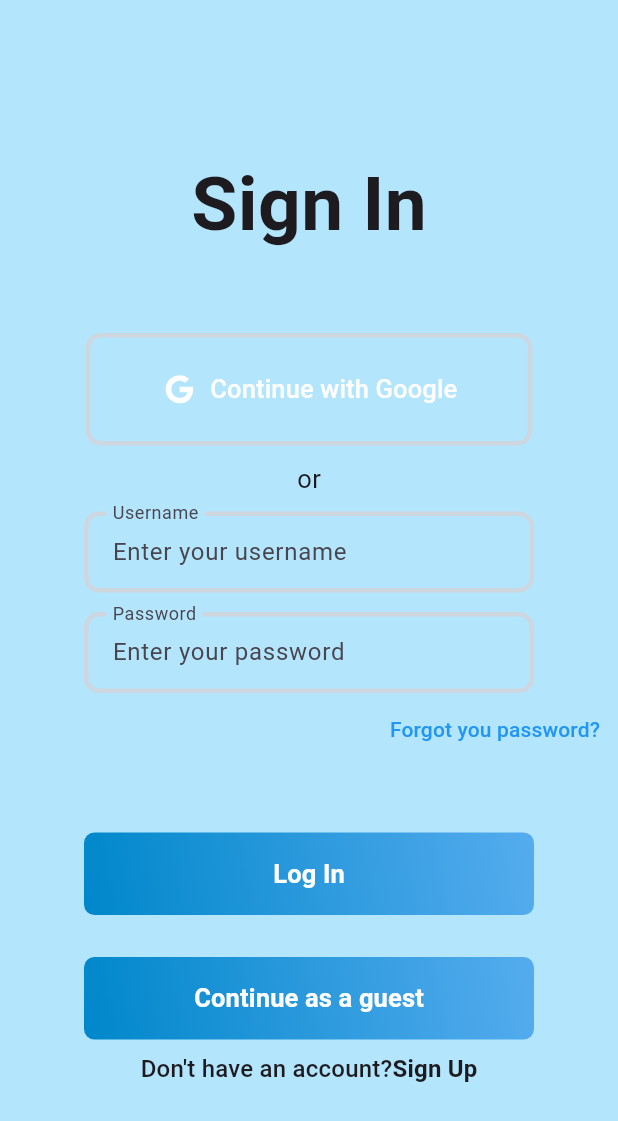
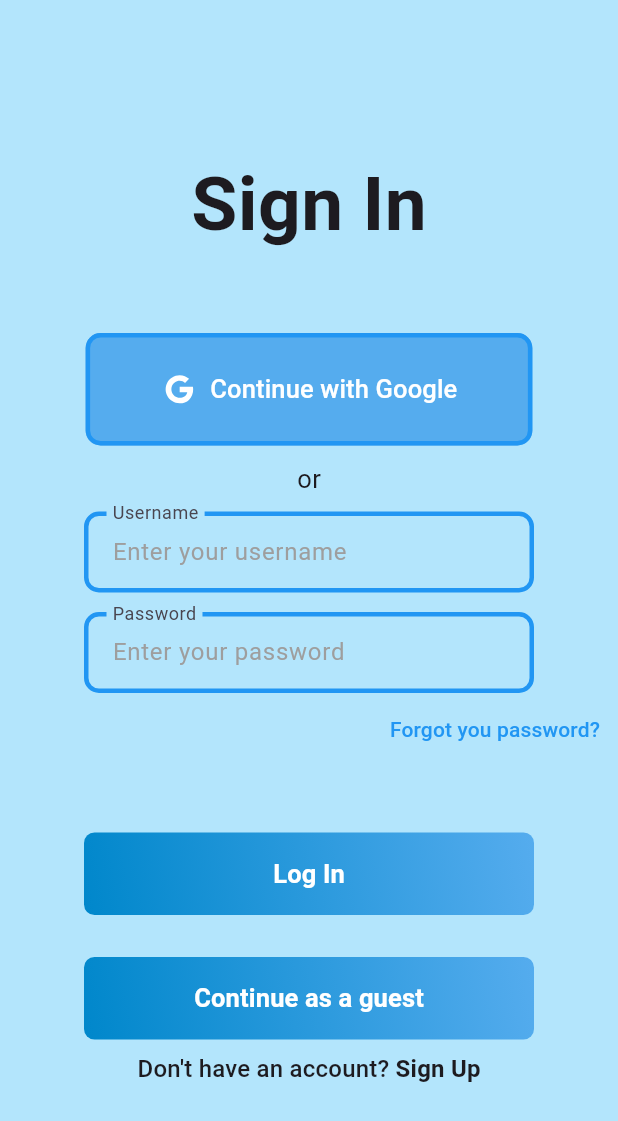
Before and after one commit to Pebber07/CalmWaves, a Flutter app: the screen it shows after launch, after a tap on "Already a member?", on a phone screen of 412 x 824 dp. Shown: the top 1121 px of the screen. Run offline on Flutter 3.47's test engine with Material 3 defaults, Android fonts, the light colour scheme and no system bars; our stand-ins replace awesome_notifications, cloud_firestore, connectivity_plus, dash_chat_2, firebase_auth, firebase_core and 9 more; missing offline and left inert: chat_gpt_sdk, dart:ffi, workmanager; accounts and stored records are empty; generated files the repository leaves out were written again.

Commit message:
UI fixes till login.

```diff
--- a/lib/l10n/app_hu.arb
+++ b/lib/l10n/app_hu.arb
@@ -125,9 +125,9 @@
   "welcome": "Köszöntelek",
   "introduce": "Mutasd be magad",
   "managingStress": "Stresszekezlés",
-  "trackingProgress": "Fejlődés nyomonkövetés",
+  "trackingProgress": "Mentális fejlődés",
   "receiveSupport": "Segítség nyújtás",
-  "relax": "Relax",
+  "relax": "Relaxálj",
   "monitorMentalHealth": "Tartsd kézben a mentálihigiénéd",
   "connectOurcaring": "Tapasztald meg a törődésünk",
   "googleError": "Hiba a Google-s bejelentkezés során",
--- a/lib/pages/login_screen.dart
+++ b/lib/pages/login_screen.dart
@@ -317,7 +317,7 @@ class _LoginScreenState extends State<LoginScreen> {
                 },
                 child: RichText(
                   text: TextSpan(
-                    text: AppLocalizations.of(context)!.dontHaveAnAccount,
+                    text: "${AppLocalizations.of(context)!.dontHaveAnAccount} ",
                     style: Theme.of(context).textTheme.titleMedium,
                     children: [
                       TextSpan(
--- a/lib/pages/starter_screen.dart
+++ b/lib/pages/starter_screen.dart
@@ -1,4 +1,6 @@
 import 'package:calmwaves_app/pages/login_screen.dart';
+import 'package:calmwaves_app/pages/register_screen.dart';
+import 'package:calmwaves_app/pages/welcome_screen.dart';
 import 'package:calmwaves_app/widgets/gradient_button.dart';
 import 'package:flutter/material.dart';
 import 'package:flutter_gen/gen_l10n/app_localizations.dart';
@@ -27,43 +29,42 @@ class StarterScreen extends StatelessWidget {
                 height: 20,
               ),
               Text(
-                AppLocalizations.of(context)!.securelyManage),
+                  textAlign: TextAlign.center,
+                  AppLocalizations.of(context)!.securelyManage),
               const SizedBox(
                 height: 15,
               ),
               Image.asset(
-                'assets/images/joga_picture.png',
+                // 'assets/images/joga_picture.png',
+                'assets/images/good_wave.png',
                 width: 300,
                 height: 300,
               ),
               const SizedBox(
-                height: 40,
+                height: 45,
               ),
               GradientButton(
                 buttonMargin: 20,
                 text: AppLocalizations.of(context)!.getStarted,
-                onPressed: () {},
-              ),
-              const SizedBox(
-                height: 20,
+                onPressed: () {
+                  Navigator.push(context, WelcomeScreen.route());
+                },
               ),
               Row(
                 children: [
                   GestureDetector(
                     onTap: () {
-                      Navigator.push(context, LoginScreen.route());
+                      Navigator.push(context, RegisterScreen.route());
                     },
                     child: Padding(
                       padding: const EdgeInsets.only(left: 45),
                       child: RichText(
                         text: TextSpan(
-                          text: AppLocalizations.of(context)!.alreadyAMember,
-                          style: Theme.of(context)
-                              .textTheme
-                              .titleMedium
-                              ?.copyWith(
-                                fontWeight: FontWeight.bold,
-                              ),
+                          text: AppLocalizations.of(context)!.register,
+                          style:
+                              Theme.of(context).textTheme.titleMedium?.copyWith(
+                                    fontWeight: FontWeight.bold,
+                                  ),
                         ),
                       ),
                     ),
@@ -76,13 +77,11 @@ class StarterScreen extends StatelessWidget {
                       padding: const EdgeInsets.only(left: 65),
                       child: RichText(
                         text: TextSpan(
-                          text: AppLocalizations.of(context)!.register,
-                          style: Theme.of(context)
-                              .textTheme
-                              .titleMedium
-                              ?.copyWith(
-                                fontWeight: FontWeight.bold,
-                              ),
+                          text: AppLocalizations.of(context)!.alreadyAMember,
+                          style:
+                              Theme.of(context).textTheme.titleMedium?.copyWith(
+                                    fontWeight: FontWeight.bold,
+                                  ),
                         ),
                       ),
                     ),
--- a/lib/palette.dart
+++ b/lib/palette.dart
@@ -14,6 +14,6 @@ class Pallete {
   static const Color gradient1 = Color.fromRGBO(0, 135, 203, 1);
   static const Color gradient2 = Color.fromRGBO(85, 172, 238, 1);
   // static const Color gradient3 = Color.fromRGBO(173, 216, 230, 1);
-  static const Color borderColor = Color.fromRGBO(206, 214, 224, 1);
+  static const Color borderColor =  Colors.blue;          // Color.fromRGBO(23, 23, 24, 1);
   static const Color whiteColor = Colors.white;
 }
--- a/lib/widgets/login_field.dart
+++ b/lib/widgets/login_field.dart
@@ -6,7 +6,12 @@ class CustomTextField extends StatelessWidget {
   final TextEditingController controller; // I'm not sure if this is correct
   final String buttonLabelText;
   final bool hideText;
-  const CustomTextField({super.key, required this.hintText, required this.controller, required this.buttonLabelText, required this.hideText});
+  const CustomTextField(
+      {super.key,
+      required this.hintText,
+      required this.controller,
+      required this.buttonLabelText,
+      required this.hideText});
 
   @override
   Widget build(BuildContext context) {
@@ -33,10 +38,12 @@ class CustomTextField extends StatelessWidget {
               ),
               borderRadius: BorderRadius.circular(10),
             ),
-          labelText: buttonLabelText ,
+            labelText: buttonLabelText,
             floatingLabelBehavior: FloatingLabelBehavior.always,
             hintText: hintText,
-        ),
+            hintStyle: TextStyle(
+              color: Colors.grey.shade500,
+            )),
       ),
     );
   }
--- a/lib/widgets/social_button.dart
+++ b/lib/widgets/social_button.dart
@@ -7,7 +7,12 @@ class SocialButton extends StatelessWidget {
   final String label;
   final double horizontalPaddding;
   final VoidCallback buttonOnPressed;
-  const SocialButton({super.key, required this.iconPath, required this.label, this.horizontalPaddding = 50, required this.buttonOnPressed});
+  const SocialButton(
+      {super.key,
+      required this.iconPath,
+      required this.label,
+      this.horizontalPaddding = 50,
+      required this.buttonOnPressed});
 
   @override
   Widget build(BuildContext context) {
@@ -26,9 +31,10 @@ class SocialButton extends StatelessWidget {
         ),
       ),
       style: TextButton.styleFrom(
-
-        padding: EdgeInsets.symmetric(vertical: 25, horizontal: horizontalPaddding),
-        shape:  RoundedRectangleBorder(
+        backgroundColor: Pallete.gradient2,
+        padding:
+            EdgeInsets.symmetric(vertical: 25, horizontal: horizontalPaddding),
+        shape: RoundedRectangleBorder(
           side: const BorderSide(
             color: Pallete.borderColor,
             width: 3,
```
Also changed, not shown: lib/pages/welcome_screen.dart (+15 -4 lines), lib/widgets/feature.dart (+13 -5 lines), assets/images/good_wave.png (added), assets/images/wave.png (added), assets/images/waves_icon.png (added). Lines whose indentation alone changed are shown as unchanged.
